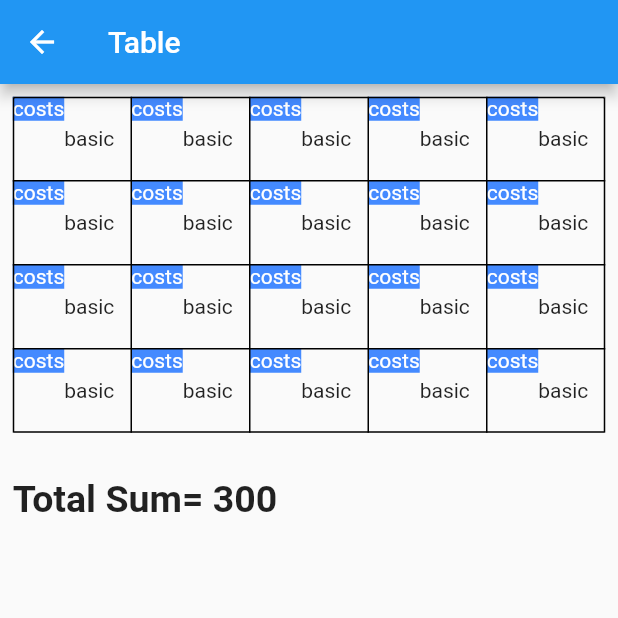
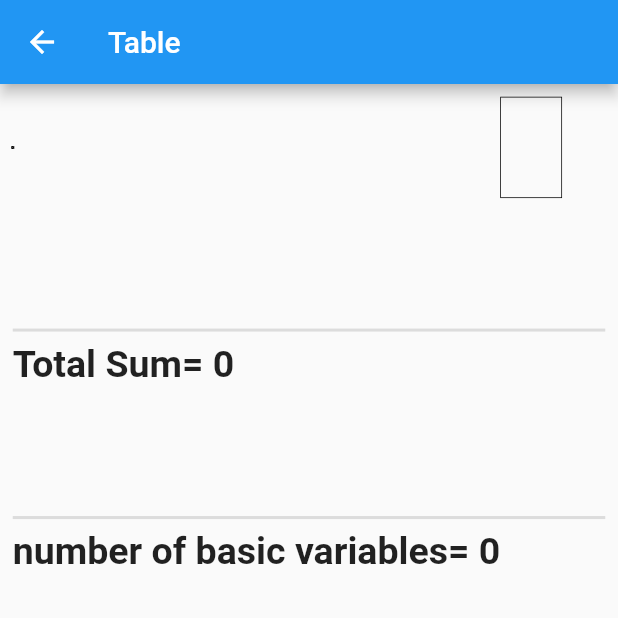
Before and after one commit to Dev-MuradAbed/NorthLinear_Programing, a Flutter app: the screen it shows after launch, after a tap on "SHOW TABLE", on a phone screen of 412 x 824 dp, the top half of it. Run offline on Flutter 3.47's test engine with Material 2 defaults, Android fonts, the phone set to English and light mode, and no system bars.

Commit message:
End North Lp

```diff
--- a/lib/home_page.dart
+++ b/lib/home_page.dart
@@ -12,33 +12,39 @@ class HomePage extends StatefulWidget {
 class _HomePageState extends State<HomePage> {
   List<int>? supply = [];
   List<int>? demand = [];
+  List<int>? newSupply = [];
+  List<int>? newDemand = [];
   List costs = [];
   List cost1 = [];
   List? basicVariables = [];
   List? basicVariables1 = [];
   List basic1 = [];
   int total = 0;
+  int numberOfBasic = 0;
   TextEditingController supplyController = TextEditingController();
   TextEditingController demandController = TextEditingController();
   TextEditingController costsController = TextEditingController();
-  TextEditingController basicVariablesController = TextEditingController();
+
   @override
   Widget build(BuildContext context) {
     return Scaffold(
       appBar: AppBar(
-        title:const Text('North West'),
+        title: const Text('North West'),
         actions: [
           IconButton(
               onPressed: () {
                 setState(() {
                  supply = [];
    demand = [];
+  newSupply = [];
+   newDemand = [];
    costs = [];
    cost1 = [];
  basicVariables = [];
    basicVariables1 = [];
    basic1 = [];
    total = 0;
+   numberOfBasic = 0;
                 });
               },
               icon: const Icon(Icons.restart_alt_rounded))
@@ -46,12 +52,16 @@ class _HomePageState extends State<HomePage> {
         // leading: IconButton(icon: Icon(Icons.reset_tv),onPressed: (){},),
       ),
       body: Container(
-        padding: const EdgeInsets.only(top: 20, left: 5),
+        padding: const EdgeInsets.symmetric(vertical: 20, horizontal: 5),
         child: SingleChildScrollView(
           child: Column(
             children: [
-              Center(
-                child: Row(
+              Container(
+                width: MediaQuery.of(context).size.width / 1.1,
+                child: Column(
+                  crossAxisAlignment: CrossAxisAlignment.start,
+                  children: [
+                    Row(
                       crossAxisAlignment: CrossAxisAlignment.end,
                       children: [
                         const Text(
@@ -70,29 +80,44 @@ class _HomePageState extends State<HomePage> {
                         const SizedBox(
                           width: 20,
                         ),
-                    two(list: supply, Controller: supplyController)
+                        two(list: supply,list2: newSupply, Controller: supplyController)
                       ],
                     ),
-              ),
+                    Container(
+                      height: 70,
+                      child: ListView(
+                        scrollDirection: Axis.horizontal,
+                        children: [
                           Row(
                             children: [
                               const Text(
                                 'supply values :',
-                style: TextStyle(fontSize: 22),
+                                style: TextStyle(fontSize: 18),
                               ),
                               Text(
-                '$supply',
-                style: const TextStyle(fontSize: 22),
+                                '$newSupply',
+                                style: const TextStyle(
+                                    fontSize: 22,
+                                    overflow: TextOverflow.ellipsis),
+                              ),
+                            ],
+                          )
+                        ],
+                      ),
                     ),
                   ],
                 ),
-              Center(
-                child: Row(
+              ),
+              Container(
+                width: MediaQuery.of(context).size.width / 1.1,
+                child: Column(
+                  children: [
+                    Row(
                       crossAxisAlignment: CrossAxisAlignment.end,
                       children: [
                         const Text(
                           'add demand value',
-                      style: TextStyle(fontSize: 25),
+                          style: TextStyle(fontSize: 23),
                         ),
                         const SizedBox(
                           width: 20,
@@ -106,25 +131,43 @@ class _HomePageState extends State<HomePage> {
                         const SizedBox(
                           width: 20,
                         ),
-                    two(list: demand, Controller: demandController)
+                        two(list: demand,list2: newDemand, Controller: demandController)
                       ],
                     ),
-              ),
-              const SizedBox(height: 20),
+                    Container(
+                      height: 70,
+                      child: ListView(
+                        scrollDirection: Axis.horizontal,
+                        children: [
                           Row(
                             children: [
                               const Text(
                                 'demand values :',
-                style: TextStyle(fontSize: 22),
+                                style: TextStyle(fontSize: 18),
                               ),
                               Text(
-                '$demand',
+                                '$newDemand',
                                 style: const TextStyle(fontSize: 22),
                               ),
                             ],
+                          )
+                        ],
                       ),
-              Center(
-                child: Row(
+                    ),
+                  ],
+                ),
+              ),
+              const SizedBox(
+                height: 20,
+              ),
+              const Divider(
+                thickness: 3,
+              ),
+              Container(
+                width: MediaQuery.of(context).size.width / 1.1,
+                child: Column(
+                  children: [
+                    Row(
                       crossAxisAlignment: CrossAxisAlignment.end,
                       children: [
                         const Text(
@@ -140,31 +183,9 @@ class _HomePageState extends State<HomePage> {
                               keyboardType: TextInputType.number,
                               controller: costsController,
                             )),
-                    const SizedBox(
-                      width: 20,
-                    ),
+                        const Spacer(),
                         Row(
                           children: [
-                        GestureDetector(
-                          child: const SizedBox(
-                            height: 30,
-                            width: 30,
-                            child: CircleAvatar(
-                              backgroundColor: Colors.red,
-                              child: Icon(Icons.remove),
-                            ),
-                          ),
-                          onTap: () {
-                            setState(() {
-                              cost1.remove(int.parse(costsController.text));
-                              costsController.text = '';
-                              basic1.remove(0);
-                            });
-                          },
-                        ),
-                        const SizedBox(
-                          width: 10,
-                        ),
                             GestureDetector(
                               child: const SizedBox(
                                 height: 30,
@@ -182,16 +203,43 @@ class _HomePageState extends State<HomePage> {
                                 });
                               },
                             ),
+                            const SizedBox(
+                              width: 10,
+                            ),
+                            GestureDetector(
+                              child: const SizedBox(
+                                height: 30,
+                                width: 30,
+                                child: CircleAvatar(
+                                  backgroundColor: Colors.red,
+                                  child: Icon(Icons.remove),
+                                ),
+                              ),
+                              onTap: () {
+                                if (cost1.isNotEmpty) {
+                                  setState(() {
+                                    cost1.remove(
+                                        int.parse(costsController.text));
+                                    costsController.text = '';
+                                    basic1.remove(0);
+                                  });
+                                }
+                              },
+                            ),
                           ],
                         )
                       ],
                     ),
-              ),
+                    Container(
+                      height: 70,
+                      child: ListView(
+                        scrollDirection: Axis.horizontal,
+                        children: [
                           Row(
                             children: [
                               const Text(
                                 'costs values :',
-                style: TextStyle(fontSize: 22),
+                                style: TextStyle(fontSize: 18),
                               ),
                               Text(
                                 '$cost1',
@@ -208,6 +256,9 @@ class _HomePageState extends State<HomePage> {
                                   },
                                   child: const Text("Add next Row"))
                             ],
+                          )
+                        ],
+                      ),
                     ),
                     Text(
                       '$costs',
@@ -217,69 +268,39 @@ class _HomePageState extends State<HomePage> {
                       '$basicVariables',
                       style: const TextStyle(fontSize: 22),
                     ),
+                  ],
+                ),
+              ),
               const Divider(
                 thickness: 3,
               ),
               ElevatedButton(
                   onPressed: () {
-                    Navigator.push(context,
-                        MaterialPageRoute(builder: (context) => const table()));
+                    getTheNwc();
+                    getTheTotalAmount();
+                    getNumberOfBasicVariables();
+                    convertSupplyAndDemand();
+                    print('demand = $demand');
+                    print('supply =  $supply');
+                    print('new demand = $newDemand');
+                    print('new supply =  $newSupply');
+
+                    Navigator.push(
+                        context,
+                        MaterialPageRoute(
+                            builder: (context) => table(
+                                  sup: newSupply!,
+                                  dem: newDemand!,
+                                  costs: costs,
+                                  nwc: basicVariables,
+                                  totalAmount: total,
+                                  numberOfBasic: numberOfBasic,
+                                )));
                   },
                   child: const Padding(
                     padding: EdgeInsets.all(8.5),
                     child: Text("SHOW TABLE"),
-                  ))
-
-              // ElevatedButton(
-              //     onPressed: () {
-              //       for (int i = 0; i < supply!.length; i++) {
-              //         for (int j = 0; j < demand!.length; j++) {
-              //           int x = 0;
-              //           if (supply![i] < demand![j]) {
-              //             x = supply![i];
-              //           } else {
-              //             x = demand![j];
-              //           }
-              //           demand![j] = demand![j] - x;
-              //           supply![i] = supply![i] - x;
-              //           basicVariables![i][j] = x;
-              //         }
-              //       }
-              //       setState(() {
-              //         basicVariables1 = basicVariables;
-              //       });
-              //     },
-              //     child: Text("Basic")),
-              // Text(
-              //   '$basicVariables1',
-              //   style: TextStyle(fontSize: 20),
-              // ),
-              // Text(
-              //   '$supply',
-              //   style: TextStyle(fontSize: 20),
-              // ),
-              // Text(
-              //   '$demand',
-              //   style: TextStyle(fontSize: 20),
-              // ),
-              // ElevatedButton(
-              //     onPressed: () {
-              //       int total_cost = 0;
-              //       for (int i = 0; i < supply!.length; i++) {
-              //         for (int j = 0; j < demand!.length; j++) {
-              //           total_cost = total_cost +
-              //               (basicVariables![i][j] * costs[i][j]) as int;
-              //         }
-              //       }
-              //       setState(() {
-              //         total = total_cost;
-              //       });
-              //     },
-              //     child: Text("Sum")),
-              // Text(
-              //   "$total",
-              //   style: TextStyle(fontSize: 20),
-              // )
+                  )),
             ],
           ),
         ),
@@ -287,9 +308,12 @@ class _HomePageState extends State<HomePage> {
     );
   }
 
+
   // ignore: non_constant_identifier_names
-  Row two({List? list, TextEditingController? Controller}) {
-    return Row(
+  Widget two({List? list,List? list2, TextEditingController? Controller}) {
+    return Container(
+      //   width:MediaQuery.of(context).size.width/2.5,
+      child: Row(
         children: [
           GestureDetector(
             child: const SizedBox(
@@ -303,12 +327,13 @@ class _HomePageState extends State<HomePage> {
             onTap: () {
               setState(() {
                 list!.add(int.parse(Controller!.text));
+                list2!.add(int.parse(Controller.text));
                 Controller.text = '';
               });
             },
           ),
           const SizedBox(
-          width: 10,
+            width: 5,
           ),
           GestureDetector(
             child: const SizedBox(
@@ -320,13 +345,87 @@ class _HomePageState extends State<HomePage> {
               ),
             ),
             onTap: () {
+              if (list!.isNotEmpty) {
                 setState(() {
-              list!.remove(int.parse(Controller!.text));
-              Controller.text = '';
+                  list.removeLast();
+                  list2!.removeLast();
+                  Controller!.text = '';
                 });
+              }
             },
           ),
         ],
+      ),
     );
   }
+
+  void getTheNwc() {
+
+    for (int i = 0; i < supply!.length; i++) {
+      for (int j = 0; j < demand!.length; j++) {
+        int x = 0;
+        if (supply![i] < demand![j]) {
+          setState(() {
+            x = supply![i];
+          });
+        } else {
+          setState(() {
+            x = demand![j];
+          });
         }
+
+        setState(() {
+          demand![j] = demand![j] - x;
+          supply![i] = supply![i] - x;
+          basicVariables![i][j] = x;
+        });
+      }
+    }
+  }
+
+  void getTheTotalAmount() {
+    int total_cost = 0;
+    for (int i = 0; i < supply!.length; i++) {
+      for (int j = 0; j < demand!.length; j++) {
+        setState(() {
+          total_cost =
+              total_cost + (basicVariables![i][j] * costs[i][j]) as int;
+        });
+      }
+    }
+    print('Total cost = $total_cost');
+
+    setState(() {
+      total = total_cost;
+    });
+  }
+
+  void getNumberOfBasicVariables() {
+    int x = 0;
+
+    for (int i = 0; i < supply!.length; i++) {
+      for (int j = 0; j < demand!.length; j++) {
+        if (basicVariables![i][j] > 0) {
+          setState(() {
+            x += 1;
+          });
+        }
+      }
+    }
+
+    setState(() {
+      numberOfBasic = x;
+    });
+
+    print(
+        'the number of basic variables = ((number of supply + number of demand) -1 )');
+    print('number of basic variables = $x');
+  }
+
+  void convertSupplyAndDemand() {
+    setState(() {
+      supply = newSupply;
+      demand = newDemand;
+    });
+  }
+}
--- a/lib/table_page.dart
+++ b/lib/table_page.dart
@@ -2,7 +2,22 @@ import 'package:flutter/material.dart';
 
 // ignore: camel_case_types
 class table extends StatefulWidget {
-  const table({Key? key}) : super(key: key);
+  const table({
+    Key? key,
+    required this.sup,
+    required this.dem,
+    required this.costs,
+    required this.nwc,
+    required this.totalAmount,
+    required this.numberOfBasic,
+  }) : super(key: key);
+  final List? sup;
+  final List? dem;
+
+  final List? costs;
+  final List? nwc;
+  final int? totalAmount;
+  final int? numberOfBasic;
 
   @override
   _TableState createState() => _TableState();
@@ -10,32 +25,66 @@ class table extends StatefulWidget {
 
 class _TableState extends State<table> {
   @override
+  void initState() {
+    // TODO: implement initState
+    super.initState();
+    print(widget.sup!);
+    print(widget.dem!);
+    print(widget.costs!);
+    print(widget.nwc!);
+    print(widget.totalAmount!);
+    print(widget.numberOfBasic!);
+    print(widget.dem!.length);
+  }
+
+  @override
   Widget build(BuildContext context) {
     return Scaffold(
       appBar: AppBar(
         title: const Text("Table"),
       ),
-      body: Padding(
+      body: Container(
         padding: const EdgeInsets.all(8.5),
         child: Column(
           crossAxisAlignment: CrossAxisAlignment.start,
+          mainAxisAlignment: MainAxisAlignment.start,
           children: [
-            Center(
+            Row(
+              mainAxisAlignment: MainAxisAlignment.start,
+              children: [
+                Container(
+                  width: 325,
                   child: Table(
                     border: TableBorder.all(),
                     children: [
-                  TableRowtest(),
-                  TableRowtest(),
-                  TableRowtest(),
-                  TableRowtest(),
+                      for (int i = 0; i < widget.sup!.length; i++)
+
+                        TableRowtest(i),
+                      demandRow(widget.dem!),
                     ],
                   ),
                 ),
+                tableColumn(widget.sup!),
+              ],
+            ),
             const SizedBox(
-              height: 30,
+              height: 80,
             ),
-            const Text(
-              "Total Sum= 300",
+            const Divider(
+              thickness: 2,
+            ),
+            Text(
+              "Total Sum= ${widget.totalAmount!}",
+              style: TextStyle(fontSize: 25, fontWeight: FontWeight.bold),
+            ),
+            const SizedBox(
+              height: 80,
+            ),
+            const Divider(
+              thickness: 2,
+            ),
+            Text(
+              "number of basic variables= ${widget.numberOfBasic!}",
               style: TextStyle(fontSize: 25, fontWeight: FontWeight.bold),
             )
           ],
@@ -45,85 +94,70 @@ class _TableState extends State<table> {
   }
 
   // ignore: non_constant_identifier_names
-  TableRow TableRowtest() {
+  TableRow TableRowtest(int n) {
     return TableRow(
       children: [
+        for (int i = 0; i < widget.dem!.length; i++)
           Row(
             children: [
               Padding(
                 padding: const EdgeInsets.only(bottom: 40),
                 child: Container(
-                child: const Text(
-                  "costs",
+                  padding: const EdgeInsets.all(7),
+                  child: Text(
+                    widget.costs![n][i].toString(),
                     style: TextStyle(color: Colors.white),
                   ),
                   color: Colors.blueAccent,
                 ),
               ),
-            const Text("basic")
-          ],
+              Text(
+                widget.nwc![n][i].toString(),
               ),
-        Row(
-          children: [
-            Padding(
-              padding: const EdgeInsets.only(bottom: 40),
-              child: Container(
-                child: const Text(
-                  "costs",
-                  style: TextStyle(color: Colors.white),
-                ),
-                color: Colors.blueAccent,
-              ),
-            ),
-            const Text("basic")
-          ],
-        ),
-        Row(
-          children: [
-            Padding(
-              padding: const EdgeInsets.only(bottom: 40),
-              child: Container(
-                child: const Text(
-                  "costs",
-                  style: TextStyle(color: Colors.white),
-                ),
-                color: Colors.blueAccent,
-              ),
-            ),
-            const Text("basic")
-          ],
-        ),
-        Row(
-          children: [
-            Padding(
-              padding: const EdgeInsets.only(bottom: 40),
-              child: Container(
-                child: const Text(
-                  "costs",
-                  style: TextStyle(color: Colors.white),
-                ),
-                color: Colors.blueAccent,
-              ),
-            ),
-            const Text("basic")
-          ],
-        ),
-        Row(
-          children: [
-            Padding(
-              padding: const EdgeInsets.only(bottom: 40),
-              child: Container(
-                child: const Text(
-                  "costs",
-                  style: TextStyle(color: Colors.white),
-                ),
-                color: Colors.blueAccent,
-              ),
-            ),
-            const Text("basic")
             ],
           ),
       ],
     );
   }
+
+  TableRow demandRow(List d) {
+    return TableRow(children: [
+      for (int i = 0; i < widget.dem!.length; i++)
+        Container(
+          height: MediaQuery.of(context).size.height / 12.2,
+          padding: const EdgeInsets.all(7),
+          child: Center(
+            child: Text(
+              widget.dem![i].toString(),
+              style: TextStyle(color: Colors.black),
+            ),
+          ),
+        ),
+    ]);
   }
+
+
+
+  Widget tableColumn(List col) {
+    return Column(
+      children: [
+        for (int i = 0; i < col.length; i++)
+          Container(
+            height: MediaQuery.of(context).size.height / 12.2,
+            width: MediaQuery.of(context).size.width / 10,
+            decoration: BoxDecoration(
+              border: Border.all(width: 0.5),
+            ),
+            child: Center(child: Text(widget.sup![i].toString())),
+          ),
+        Container(
+          height: MediaQuery.of(context).size.height / 12.2,
+          width: MediaQuery.of(context).size.width / 10,
+          decoration: BoxDecoration(
+            border: Border.all(width: 0.5),
+          ),
+        ),
+      ],
+    );
+  }
+}
```
Also changed, not shown: pubspec.yaml (+10 -2 lines), assets/icon/icon.png (added), pubspec.lock, 1 other file. Lines whose indentation alone changed are shown as unchanged.
